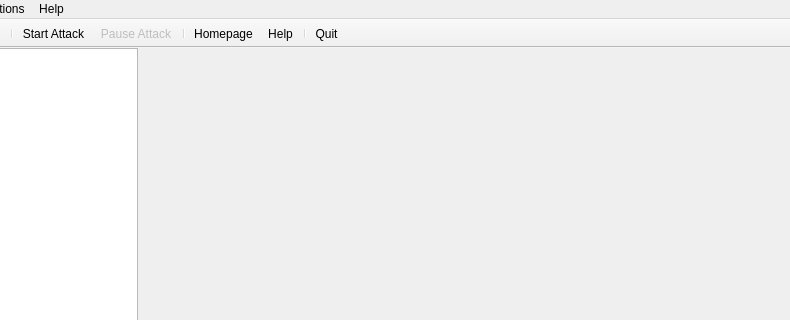
This is mainwindow.ui in openwall/johnny as Qt 5 draws it before an edit; both pictures show x 118 to 908 and y 0 to 320 of the 908 by 993 pixel window. The edited form follows.
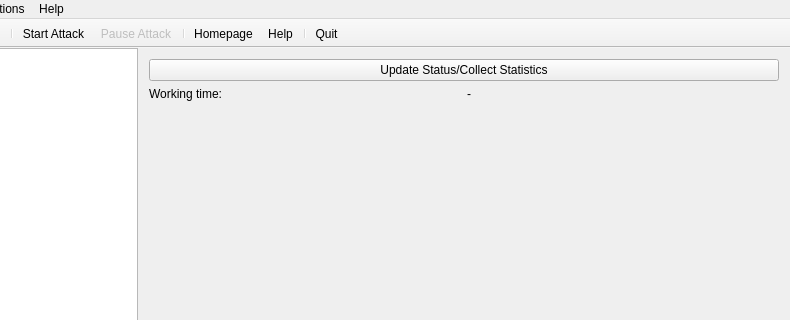
This is the edited form. The open tabs and pages were chosen to show the change. Icons and pictures are not drawn.

Commit message: example field for statistics page is added: working time

```diff
--- a/mainwindow.ui
+++ b/mainwindow.ui
@@ -1248,7 +1248,48 @@
            </item>
           </layout>
          </widget>
-         <widget class="QWidget" name="statisticsPage"/>
+         <widget class="QWidget" name="statisticsPage">
+          <layout class="QVBoxLayout" name="verticalLayout_14">
+           <item>
+            <widget class="QPushButton" name="pushButton_StatisticsUpdateStatus">
+             <property name="text">
+              <string>Update Status/Collect Statistics</string>
+             </property>
+            </widget>
+           </item>
+           <item>
+            <layout class="QHBoxLayout" name="horizontalLayout_14">
+             <item>
+              <widget class="QLabel" name="label_13">
+               <property name="text">
+                <string>Working time:</string>
+               </property>
+              </widget>
+             </item>
+             <item>
+              <widget class="QLabel" name="label_StatisticsWorkingTime">
+               <property name="text">
+                <string>-</string>
+               </property>
+              </widget>
+             </item>
+            </layout>
+           </item>
+           <item>
+            <spacer name="verticalSpacer_3">
+             <property name="orientation">
+              <enum>Qt::Vertical</enum>
+             </property>
+             <property name="sizeHint" stdset="0">
+              <size>
+               <width>20</width>
+               <height>40</height>
+              </size>
+             </property>
+            </spacer>
+           </item>
+          </layout>
+         </widget>
          <widget class="QWidget" name="benchmarkPage"/>
          <widget class="QWidget" name="settingsPage">
           <layout class="QVBoxLayout" name="verticalLayout_10">
```
The commit also changes 2 other files.
